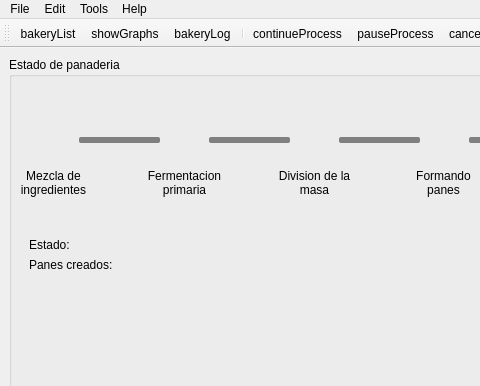
Qt form src/ui/ui_forms/mainwindow.ui (richin13/bollo) before a commit; both pictures show x 0 to 480 and y 0 to 386 of the 1027 by 552 pixel window.
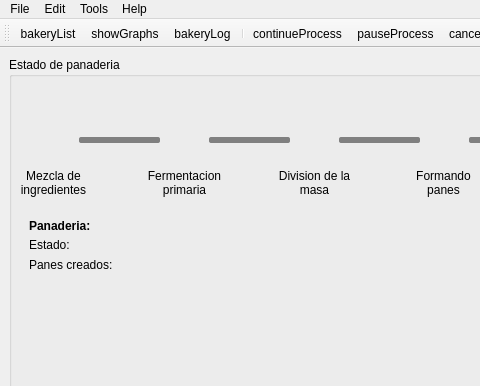
The same form after that commit. Icons and pictures are not drawn.

Commit message: Bakery name added in dashboard

Patch:
```diff
--- a/src/ui/ui_forms/mainwindow.ui
+++ b/src/ui/ui_forms/mainwindow.ui
@@ -704,6 +704,25 @@
         <string>Panes creados:</string>
        </property>
       </widget>
+      <widget class="QLabel" name="bakeryName">
+       <property name="geometry">
+        <rect>
+         <x>20</x>
+         <y>160</y>
+         <width>221</width>
+         <height>18</height>
+        </rect>
+       </property>
+       <property name="font">
+        <font>
+         <weight>75</weight>
+         <bold>true</bold>
+        </font>
+       </property>
+       <property name="text">
+        <string>Panaderia:</string>
+       </property>
+      </widget>
      </widget>
     </item>
    </layout>
```
The commit also changes 2 other files.
